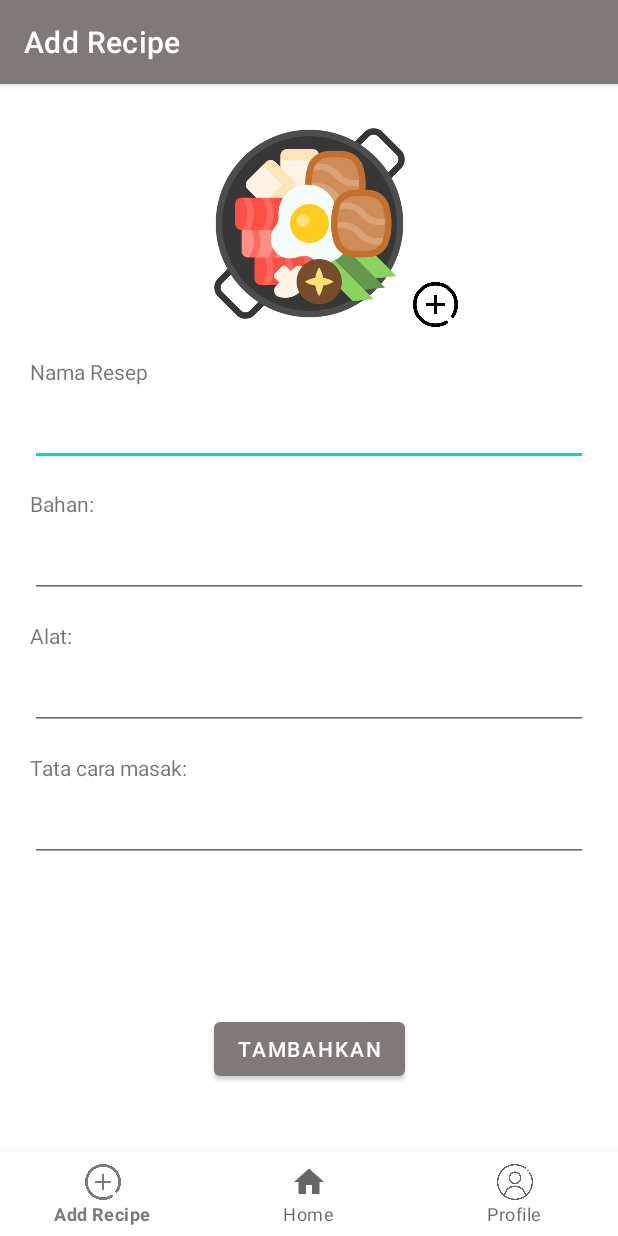
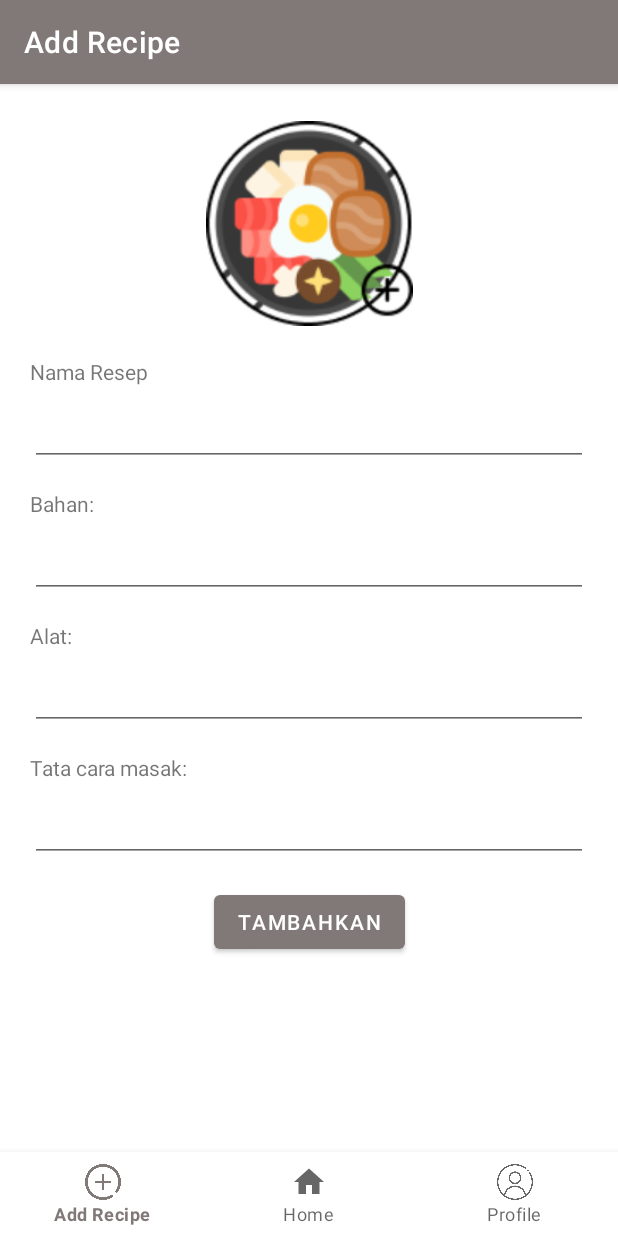
Before and after one commit to CapstoneProject-Dicoding/DanDa, an Android app: the AddRecipeFragment screen opened through its navigation route, on a phone screen of 412 x 824 dp. Run offline under Robolectric (Android 15) with nearby library versions, the phone set to English and light mode, and no system bars; our stand-ins replace Dagger/Hilt's generated code, Firebase (no records; nobody signed in at launch, a user with empty details on screens opened directly), navigation-ui; libraries missing offline, so code that uses them is left out: com.denzcoskun.imageslider; 2 statements that could not run were skipped.

Commit message:
fitur addrecipe sudah bisa memasukkan data ke firebase, tapi untuk upload photo nya masih blm bisa

```diff
--- a/app/build.gradle
+++ b/app/build.gradle
@@ -68,8 +68,10 @@ dependencies {
     // firebase
     implementation platform('com.google.firebase:firebase-bom:31.0.2')
     implementation 'com.google.firebase:firebase-firestore:21.4.0'
+    implementation 'com.google.firebase:firebase-firestore-ktx'
     implementation 'com.google.firebase:firebase-auth:21.1.0'
     implementation 'com.google.firebase:firebase-auth-ktx'
+    implementation 'com.google.firebase:firebase-storage-ktx:20.1.0' // fireStorage
 
     // dagger hilt
     implementation "com.google.dagger:hilt-android:2.44"
@@ -90,7 +92,8 @@ dependencies {
     // lottie
     implementation 'com.airbnb.android:lottie:4.2.0'
 
-
+    // data store
+    implementation "androidx.datastore:datastore-preferences:1.0.0"
 
 }
 
--- a/app/src/main/java/com/danda/danda/ui/addrecipe/AddRecipeFragment.kt
+++ b/app/src/main/java/com/danda/danda/ui/addrecipe/AddRecipeFragment.kt
@@ -4,38 +4,141 @@ import android.os.Bundle
 import android.view.LayoutInflater
 import android.view.View
 import android.view.ViewGroup
-import android.widget.TextView
+import android.widget.Toast
 import androidx.fragment.app.Fragment
 import androidx.lifecycle.ViewModelProvider
 import com.danda.danda.databinding.FragmentAddRecipeBinding
+import com.google.firebase.firestore.FirebaseFirestore
 import dagger.hilt.android.AndroidEntryPoint
 
 @AndroidEntryPoint
 class AddRecipeFragment : Fragment() {
 
+    private lateinit var addRecipeViewModel: AddRecipeViewModel
+    private lateinit var db: FirebaseFirestore
     private var _binding: FragmentAddRecipeBinding? = null
     private val binding get() = _binding!!
+    private var success: Boolean = true
 
     override fun onCreateView(
         inflater: LayoutInflater,
         container: ViewGroup?,
         savedInstanceState: Bundle?
     ): View {
-        val addRecipeViewModel =
-            ViewModelProvider(this).get(AddRecipeViewModel::class.java)
-
         _binding = FragmentAddRecipeBinding.inflate(inflater, container, false)
-        val root: View = binding.root
 
 //        val textView: TextView = binding.textDashboard
 //        addRecipeViewModel.text.observe(viewLifecycleOwner) {
 //            textView.text = it
 //        }
-        return root
+        return binding.root
+
+    }
+
+    override fun onViewCreated(view: View, savedInstanceState: Bundle?) {
+        super.onViewCreated(view, savedInstanceState)
+
+        initializeFirebase()
+        setupViewModel()
+
+        binding.btnTambahkan.setOnClickListener { addRecipe() }
+
+    }
+
+    private fun setupViewModel() {
+        addRecipeViewModel = ViewModelProvider(this)[AddRecipeViewModel::class.java]
+    }
+
+    private fun initializeFirebase() {
+        db = FirebaseFirestore.getInstance()
+    }
+
+    private fun addRecipe() {
+        val nameRecipe = binding.etNamaResep.text.toString()
+        val ingredients = binding.etBahan.text.toString()
+        val tools = binding.etAlat.text.toString()
+        val howToCook = binding.etTataCara.text.toString()
+
+//        when {
+//            nameRecipe.isEmpty() -> { binding.etNamaResep.error = "Masukkan nama resep" }
+//            ingredients.isEmpty() -> { binding.etBahan.error = "Masukkan bahan" }
+//            tools.isEmpty() -> { binding.etAlat.error = "Masukkan Alat Masak" }
+//            howToCook.isEmpty() -> { binding.etTataCara.error = "Masukkan Tata Cara Masak"}
+//        }
+
+        saveRecipeFireStore(nameRecipe, ingredients, tools, howToCook)
+
+//        binding.photoFood.setOnClickListener { openCamera() }
+    }
+
+    private fun saveRecipeFireStore(
+        nameRecipe: String,
+        ingredients: String,
+        tools: String,
+        howToCook: String
+    ) {
+        val recipe: MutableMap<String, Any> = HashMap()
+        recipe["nameRecipe"] = nameRecipe
+        recipe["ingredients"] = ingredients
+        recipe["tools"] = tools
+        recipe["howToCook"] = howToCook
+
+        db.collection("recipe")
+            .add(recipe)
+            .addOnSuccessListener {
+                Toast.makeText(
+                    context,
+                    "Recipe Added Successfully",
+                    Toast.LENGTH_SHORT
+                ).show()
+            }
+            .addOnFailureListener {
+                Toast.makeText(
+                    context,
+                    "Recipe Failed To Add",
+                    Toast.LENGTH_SHORT
+                ).show()
+            }
+    }
+
+    // HELP BANG
+    // ini gw bingung camera yg di fragment, kalo yg di dicoding kan buat activity tuh
+    // jadinya beda, kalo tau tambahin yak -(revansyah)
+
+//    private fun openCamera() {
+//        val intent = Intent(MediaStore.ACTION_IMAGE_CAPTURE)
+//        intent.resolveActivity()
+//
+//        createCustomTempFile().also {
+//
+//        }
+//    }
+
+//    private val launcherIntentCamera = registerForActivityResult(
+//        ActivityResultContracts.StartActivityForResult()
+//    ) {
+//        if (it.resultCode == RESULT_OK) {
+//            val imageBitmap = it.data?.extras?.get("data") as Bitmap
+//            binding.photoFood.setImageBitmap(imageBitmap)
+//        }
+//    }
+
+    private fun showLoading(isLoading: Boolean) {
+        binding.apply {
+            if (isLoading) {
+                progressBar.visibility = View.VISIBLE
+            } else {
+                progressBar.visibility = View.INVISIBLE
+            }
+        }
     }
 
     override fun onDestroyView() {
         super.onDestroyView()
         _binding = null
     }
+
+    companion object {
+        private const val REQUEST_CODE_PERMISSIONS = 10
+    }
 }
--- a/app/src/main/res/layout/fragment_add_recipe.xml
+++ b/app/src/main/res/layout/fragment_add_recipe.xml
@@ -1,40 +1,46 @@
 <?xml version="1.0" encoding="utf-8"?>
-<androidx.constraintlayout.widget.ConstraintLayout
-    xmlns:android="http://schemas.android.com/apk/res/android"
+<ScrollView xmlns:android="http://schemas.android.com/apk/res/android"
     xmlns:app="http://schemas.android.com/apk/res-auto"
     xmlns:tools="http://schemas.android.com/tools"
     android:layout_width="match_parent"
     android:layout_height="match_parent"
     tools:context=".ui.addrecipe.AddRecipeFragment">
 
+    <androidx.constraintlayout.widget.ConstraintLayout
+        android:layout_width="match_parent"
+        android:layout_height="wrap_content">
+
         <ImageView
-        android:id="@+id/imageView"
+            android:id="@+id/photoFood"
             android:layout_width="138dp"
             android:layout_height="138dp"
             android:layout_marginTop="24dp"
-        android:src="@drawable/ic_food"
+            android:src="@drawable/ic_photo_food"
             app:layout_constraintEnd_toEndOf="parent"
             app:layout_constraintStart_toStartOf="parent"
             app:layout_constraintTop_toTopOf="parent" />
 
         <TextView
-        android:id="@+id/tv_nama_resep"
+            android:id="@+id/tv_namaResep"
             android:layout_width="0dp"
             android:layout_height="wrap_content"
+            android:layout_margin="20dp"
             android:text="Nama Resep"
-        android:layout_margin="20dp"
             app:layout_constraintEnd_toEndOf="parent"
             app:layout_constraintStart_toStartOf="parent"
-        app:layout_constraintTop_toBottomOf="@+id/imageView" />
+            app:layout_constraintTop_toBottomOf="@+id/photoFood" />
 
         <EditText
-        android:id="@+id/et_nama_resep"
+            android:id="@+id/et_namaResep"
             android:layout_width="0dp"
             android:layout_height="wrap_content"
             android:layout_marginTop="8dp"
-        app:layout_constraintEnd_toEndOf="@+id/tv_nama_resep"
-        app:layout_constraintStart_toStartOf="@+id/tv_nama_resep"
-        app:layout_constraintTop_toBottomOf="@+id/tv_nama_resep" />
+            android:autofillHints="name"
+            android:inputType="textCapSentences"
+            android:labelFor="@id/et_namaResep"
+            app:layout_constraintEnd_toEndOf="@+id/tv_namaResep"
+            app:layout_constraintStart_toStartOf="@+id/tv_namaResep"
+            app:layout_constraintTop_toBottomOf="@+id/tv_namaResep" />
 
         <TextView
             android:id="@+id/tv_bahan"
@@ -42,15 +48,17 @@
             android:layout_height="wrap_content"
             android:layout_marginTop="15dp"
             android:text="Bahan: "
-        app:layout_constraintEnd_toEndOf="@+id/et_nama_resep"
-        app:layout_constraintStart_toStartOf="@+id/et_nama_resep"
-        app:layout_constraintTop_toBottomOf="@+id/et_nama_resep" />
+            app:layout_constraintEnd_toEndOf="@+id/et_namaResep"
+            app:layout_constraintStart_toStartOf="@+id/et_namaResep"
+            app:layout_constraintTop_toBottomOf="@+id/et_namaResep" />
 
         <EditText
             android:id="@+id/et_bahan"
             android:layout_width="0dp"
             android:layout_height="wrap_content"
             android:layout_marginTop="8dp"
+            android:autofillHints="name"
+            android:inputType="textCapSentences"
             app:layout_constraintEnd_toEndOf="@+id/tv_bahan"
             app:layout_constraintStart_toStartOf="@+id/tv_bahan"
             app:layout_constraintTop_toBottomOf="@+id/tv_bahan" />
@@ -59,8 +67,8 @@
             android:id="@+id/tv_alat"
             android:layout_width="0dp"
             android:layout_height="wrap_content"
+            android:layout_marginTop="15dp"
             android:text="Alat: "
-        android:layout_marginTop="15dp"
             app:layout_constraintEnd_toEndOf="@+id/et_bahan"
             app:layout_constraintStart_toStartOf="@+id/et_bahan"
             app:layout_constraintTop_toBottomOf="@+id/et_bahan" />
@@ -70,45 +78,54 @@
             android:layout_width="0dp"
             android:layout_height="wrap_content"
             android:layout_marginTop="8dp"
+            android:autofillHints="name"
+            android:inputType="textCapSentences"
             app:layout_constraintEnd_toEndOf="@+id/tv_alat"
             app:layout_constraintStart_toStartOf="@+id/tv_alat"
             app:layout_constraintTop_toBottomOf="@+id/tv_alat" />
 
         <TextView
-        android:id="@+id/tv_tatacara"
+            android:id="@+id/tv_tataCara"
             android:layout_width="0dp"
             android:layout_height="wrap_content"
+            android:layout_marginTop="15dp"
             android:text="Tata cara masak: "
-        android:layout_marginTop="15dp"
             app:layout_constraintEnd_toEndOf="@+id/et_alat"
             app:layout_constraintStart_toStartOf="@+id/et_alat"
             app:layout_constraintTop_toBottomOf="@+id/et_alat" />
 
         <EditText
-        android:id="@+id/et_tatacara"
+            android:id="@+id/et_tataCara"
             android:layout_width="0dp"
             android:layout_height="wrap_content"
             android:layout_marginTop="8dp"
-        app:layout_constraintEnd_toEndOf="@+id/tv_tatacara"
-        app:layout_constraintStart_toStartOf="@+id/tv_tatacara"
-        app:layout_constraintTop_toBottomOf="@+id/tv_tatacara" />
+            android:autofillHints="name"
+            android:inputType="textCapSentences"
+            app:layout_constraintEnd_toEndOf="@+id/tv_tataCara"
+            app:layout_constraintStart_toStartOf="@+id/tv_tataCara"
+            app:layout_constraintTop_toBottomOf="@+id/tv_tataCara" />
 
         <Button
             android:id="@+id/btn_tambahkan"
             android:layout_width="wrap_content"
             android:layout_height="wrap_content"
+            android:layout_marginTop="16dp"
             android:text="Tambahkan"
             app:layout_constraintBottom_toBottomOf="parent"
-        app:layout_constraintEnd_toEndOf="@+id/et_tatacara"
-        app:layout_constraintStart_toStartOf="@+id/et_tatacara"
-        app:layout_constraintTop_toBottomOf="@+id/et_tatacara" />
+            app:layout_constraintEnd_toEndOf="@+id/et_tataCara"
+            app:layout_constraintStart_toStartOf="@+id/et_tataCara"
+            app:layout_constraintTop_toBottomOf="@+id/et_tataCara" />
 
-    <ImageView
-        android:id="@+id/imageView2"
-        android:layout_width="30dp"
-        android:layout_height="30dp"
-        android:src="@drawable/ic_add_recipe"
-        app:layout_constraintBottom_toBottomOf="@+id/imageView"
-        app:layout_constraintStart_toEndOf="@+id/imageView" />
+        <ProgressBar
+            android:id="@+id/progressBar"
+            android:layout_width="wrap_content"
+            android:layout_height="wrap_content"
+            android:visibility="invisible"
+            app:layout_constraintBottom_toBottomOf="parent"
+            app:layout_constraintEnd_toEndOf="parent"
+            app:layout_constraintStart_toStartOf="parent"
+            app:layout_constraintTop_toTopOf="parent" />
 
     </androidx.constraintlayout.widget.ConstraintLayout>
+
+</ScrollView>
--- a/app/src/main/res/values/themes.xml
+++ b/app/src/main/res/values/themes.xml
@@ -6,7 +6,7 @@
         <item name="colorPrimaryVariant">@color/colorPrimaryVariant</item>
         <item name="colorOnPrimary">@color/white</item>
         <!-- Secondary brand color. -->
-        <item name="colorSecondary">@color/teal_200</item>
+        <item name="colorSecondary">@color/black</item>
         <item name="colorSecondaryVariant">@color/teal_700</item>
         <item name="colorOnSecondary">@color/black</item>
         <!-- Status bar color. -->
--- /dev/null
+++ b/app/src/main/res/xml/file_paths.xml
@@ -0,0 +1,4 @@
+<?xml version="1.0" encoding="utf-8"?>
+<paths>
+    <external-files-path name="my_images" path="Pictures" />
+</paths>
```
Also changed, not shown: app/src/main/AndroidManifest.xml (+26 -0 lines), app/src/main/java/com/danda/danda/ui/change/EmailAndPasswordActivity.kt (+13 -0 lines), app/src/main/java/com/danda/danda/ui/resepmasakanku/ResepMasakankuActivity.kt (+17 -1 lines), app/src/main/res/drawable/ic_photo_food.png (added). Lines whose indentation alone changed are shown as unchanged.
